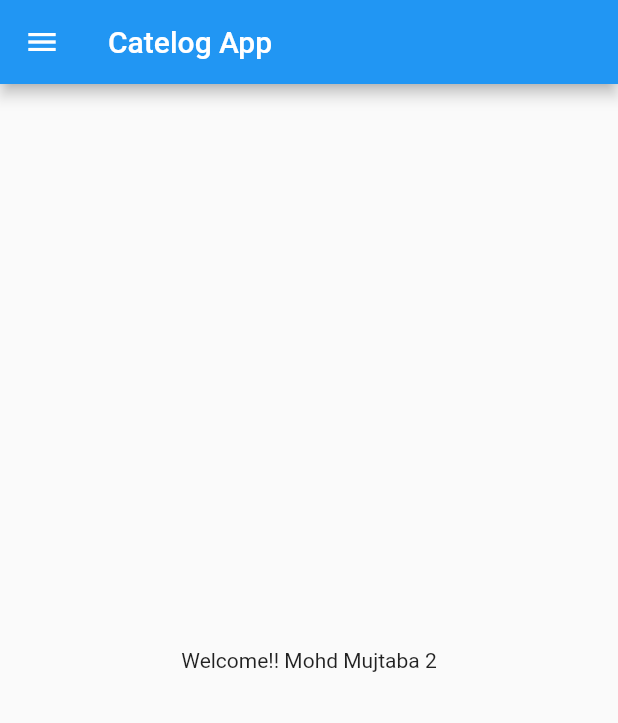
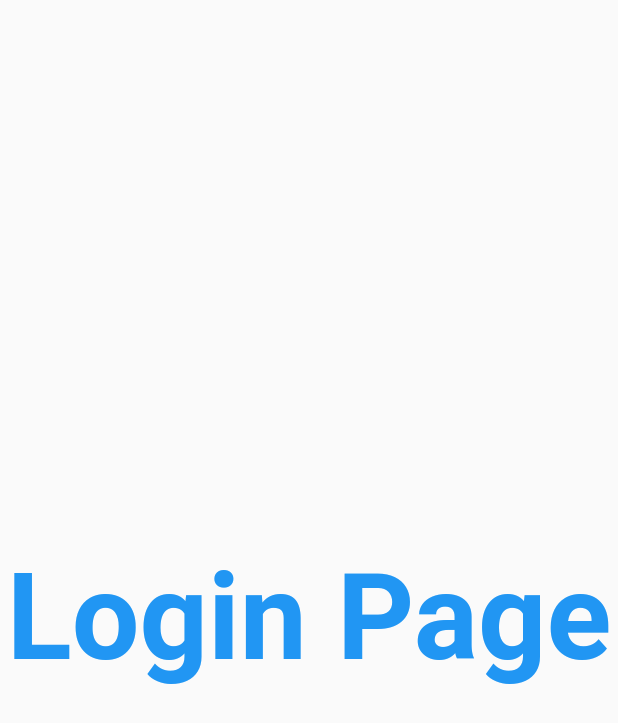
Before and after one commit to iammujtaba/catelog, a Flutter app: the screen it shows after launch, on a phone screen of 412 x 824 dp. Shown: the top 723 px of the screen. Run offline on Flutter 3.47's test engine with Material 2 defaults, Android fonts, the phone set to English and light mode, and no system bars.

Commit message:
day 3 with flutter

```diff
--- /dev/null
+++ b/lib/login.dart
@@ -0,0 +1,20 @@
+import 'package:flutter/material.dart';
+
+class LoginPage extends StatelessWidget {
+  const LoginPage({Key? key}) : super(key: key);
+
+  @override
+  Widget build(BuildContext context) {
+    return const Material(
+        child: Center(
+            child: Text(
+      'Login Page',
+      style: TextStyle(
+        fontSize: 40,
+        fontWeight: FontWeight.bold,
+        color: Colors.blue,
+      ),
+      textScaleFactor: 2.0,
+    )));
+  }
+}
--- a/lib/main.dart
+++ b/lib/main.dart
@@ -1,8 +1,9 @@
-import 'package:catelog/home_page.dart';
+import 'package:catelog/login.dart';
+import 'package:catelog/pages/home_page.dart';
 import "package:flutter/material.dart";
 
 void main() {
-  runApp(MyApp());
+  runApp(const MyApp());
 }
 
 class MyApp extends StatelessWidget {
@@ -10,6 +11,22 @@
 
   @override
   Widget build(BuildContext context) {
-    return MaterialApp(title: "Fultter First APP", home: HomePage());
+    return MaterialApp(
+      title: "Fultter First APP",
+      // home: HomePage(), // either use this or use the routes below
+      theme: ThemeData(primarySwatch: Colors.pink),
+      themeMode: ThemeMode.light,
+      // themeMode: ThemeMode.dark,
+      darkTheme: ThemeData(
+        brightness: Brightness.light, // properties for dark mode.
+        // brightness: Brightness.dark, // it overrides the themeMode.
+        primarySwatch: Colors.red,
+      ),
+      routes: {
+        "/": (context) => LoginPage(),
+        "/home": (context) => HomePage(),
+        "/login": (context) => LoginPage(),
+      },
+    );
   }
 }
```
Also changed, not shown: lib/pages/home_page.dart (renamed from lib/home_page.dart).
